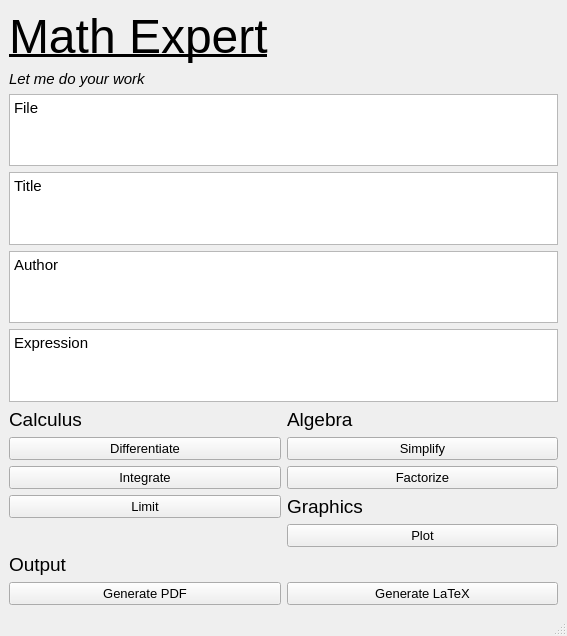
Before: the Qt Designer form pyuic5/main.ui in salastro/math-expert, drawn with Qt 5.
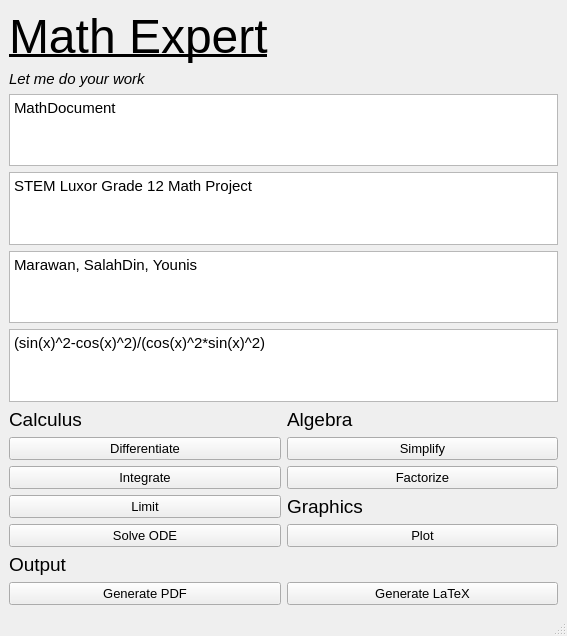
After: the same form once the commit is applied. Icons and pictures are not drawn.

Diff of the .ui file:
```diff
--- a/pyuic5/main.ui
+++ b/pyuic5/main.ui
@@ -23,7 +23,7 @@
        </font>
       </property>
       <property name="plainText">
-       <string>File</string>
+       <string>MathDocument</string>
       </property>
      </widget>
     </item>
@@ -83,7 +83,7 @@
        </font>
       </property>
       <property name="plainText">
-       <string>Expression</string>
+       <string>(sin(x)^2-cos(x)^2)/(cos(x)^2*sin(x)^2)</string>
       </property>
      </widget>
     </item>
@@ -127,7 +127,7 @@
        </font>
       </property>
       <property name="plainText">
-       <string>Title</string>
+       <string>STEM Luxor Grade 12 Math Project</string>
       </property>
      </widget>
     </item>
@@ -178,7 +178,7 @@
        </font>
       </property>
       <property name="plainText">
-       <string>Author</string>
+       <string>Marawan, SalahDin, Younis</string>
       </property>
      </widget>
     </item>
@@ -268,6 +268,18 @@
       </property>
      </widget>
     </item>
+    <item row="16" column="0">
+     <widget class="QPushButton" name="pushButton">
+      <property name="font">
+       <font>
+        <pointsize>10</pointsize>
+       </font>
+      </property>
+      <property name="text">
+       <string>Solve ODE</string>
+      </property>
+     </widget>
+    </item>
    </layout>
   </widget>
   <widget class="QStatusBar" name="statusbar"/>
```
